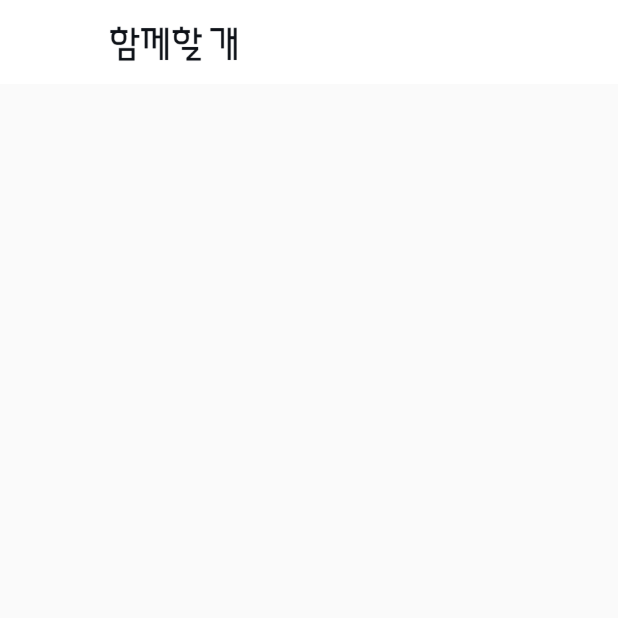
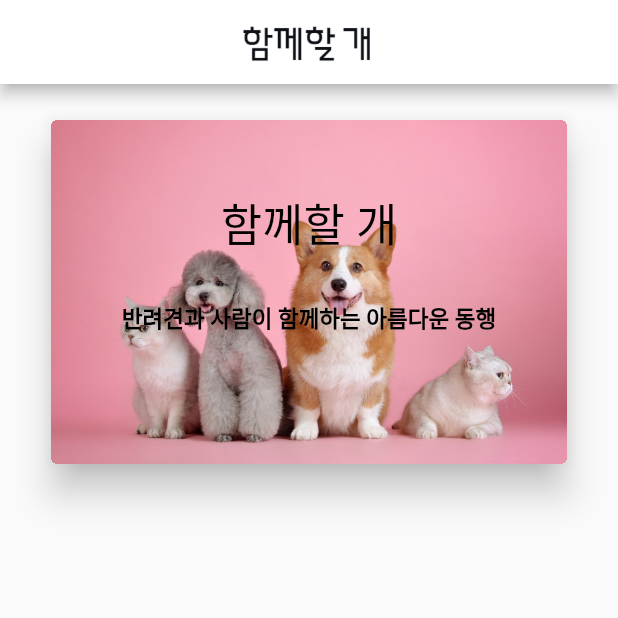
Before and after one commit to rainbow8332/WithYou, a Flutter app: the Home screen opened by its route, on a phone screen of 412 x 824 dp, the top half of it. Run offline on Flutter 3.47's test engine with Material 2 defaults, Android fonts, the phone set to English and light mode, and no system bars.

Commit message:
[add]Home_cardview

```diff
--- a/withyou_app/lib/home.dart
+++ b/withyou_app/lib/home.dart
@@ -1,3 +1,5 @@
+import 'dart:async';
+
 import 'package:flutter/material.dart';
 
 class Home extends StatefulWidget {
@@ -8,19 +10,130 @@ class Home extends StatefulWidget {
 }
 
 class _HomeState extends State<Home> {
+  late List imageName; // 반복할 이미지들
+  late int currentImage; // 현재이미지
+  late List textNameTitle; // 반복할 텍스트들
+  late List textNameContents; // 반복할 텍스트들
+  late List textNameColors; // 반복할 텍스트 색깔
+  Color col = Colors.black;
+
+  @override
+  void initState() {
+    super.initState();
+    imageName = ['pets.jpg', 'puppy.jpg', 'smile.jpg'];
+
+    textNameTitle = ['함께할 개', '우리는 함께', 'Smile'];
+
+    textNameContents = [
+      '반려견과 사람이 함께하는 아름다운 동행',
+      '가족이자 친구인 소중한 마이펫!',
+          '그 미소를 지켜주세요.'
+    ];
+
+
+
+    currentImage = 0;
+
+    // Timer 설치
+    Timer.periodic(const Duration(seconds: 3), (Timer timer) {
+      changeImage();
+      changeTextTitle();
+      // changeTextContents();
+    });
+  }
+
   @override
   Widget build(BuildContext context) {
     return Scaffold(
       appBar: AppBar(
-        elevation: 0,
+        centerTitle: true,
+        // elevation: 0,
         title: SizedBox(
           height: 30,
           child: Image.asset(
             'images/logo04.png',
           ),
         ),
+
         backgroundColor: Colors.white,
+      ),
+      body: Center(
+        child: Column(
+          children: [
+            Padding(
+              padding: const EdgeInsets.only(left: 30, right: 30, top: 20),
+              child: Stack(
+                children: [
+                  Card(
+                    elevation: 10, // 카드뷰 음영
+                    clipBehavior: Clip.hardEdge,
+                    child: Image.asset(
+                      'images/${imageName[currentImage]}',
+                    ),
+                  ),
+                  Padding(
+                    padding: const EdgeInsets.only(top: 50),
+                    child: Center(
+                      child: Text(
+                        textNameTitle[currentImage],
+                        style: const TextStyle(
+                          fontSize: 30,
+                          color: Colors.black,
+                        ),
+                      ),
+                    ),
+                  ),
+                  Padding(
+                    padding: const EdgeInsets.only(top: 125),
+                    child: Center(
+                      child: Text(
+                        textNameContents[currentImage],
+                        style: const TextStyle(
+                          fontSize: 15,
+                          color: Colors.black,
+                          fontWeight: FontWeight.w600,
+                        ),
+                      ),
+                    ),
+                  ),
+                ],
+              ),
+            )
+          ],
+        ),
       ),
     );
   }
-}
+
+  // --------------- Functions----------------
+
+// 카드뷰 이미지와 텍스트 [S]
+  changeImage() {
+    setState(() {
+      currentImage++;
+      if (currentImage >= imageName.length) {
+        currentImage = 0;
+      }
+    });
+  }
+
+  changeTextTitle() {
+    setState(() {
+      currentImage++;
+      if (currentImage >= textNameTitle.length) {
+        currentImage = 0;
+      }
+    });
+  }
+
+  changeTextContents() {
+    setState(() {
+      currentImage++;
+      if (currentImage >= textNameContents.length) {
+        currentImage = 0;
+      }
+    });
+  }
+  // 카드뷰 이미지와 텍스트 [E]
+
+} // End
--- a/withyou_app/pubspec.yaml
+++ b/withyou_app/pubspec.yaml
@@ -36,6 +36,7 @@ dependencies:
   # The following adds the Cupertino Icons font to your application.
   # Use with the CupertinoIcons class for iOS style icons.
   cupertino_icons: ^1.0.2
+  simple_gesture_detector: ^0.2.0
 
 dev_dependencies:
   flutter_test:
```
Also changed, not shown: withyou_app/images/pets.jpg (added), withyou_app/images/puppy.jpg (added), withyou_app/images/smile.jpg (added), withyou_app/pubspec.lock.
